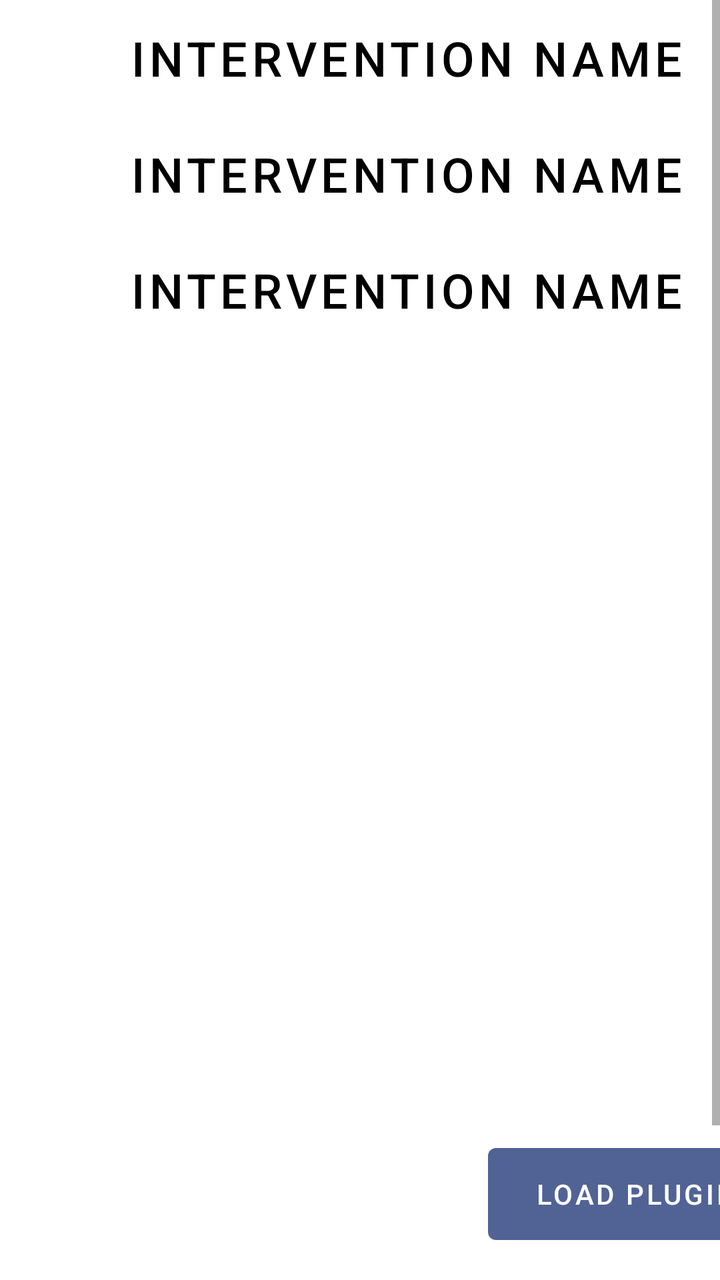
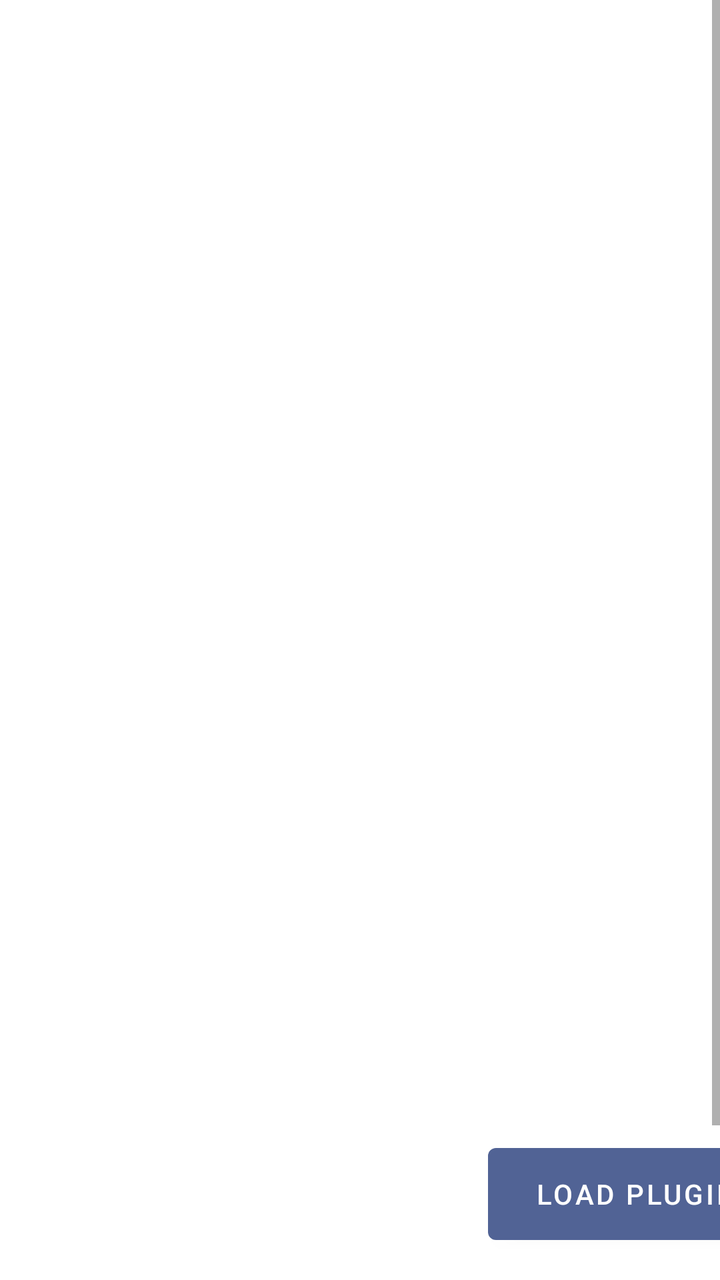

Compare the two renders of this Android layout. The source of the first and the diff that turns it into the second are given below.
<!-- AndroidManifest.xml: application theme Theme.SELab23B02 -->
<!-- res/layout/fragment_interventions.xml -->
<?xml version="1.0" encoding="utf-8"?>
<LinearLayout xmlns:android="http://schemas.android.com/apk/res/android"
    xmlns:app="http://schemas.android.com/apk/res-auto"
    xmlns:tools="http://schemas.android.com/tools"
    android:layout_width="match_parent"
    android:layout_height="match_parent">

    <ScrollView
        android:layout_width="match_parent"
        android:layout_height="match_parent">

        <LinearLayout
            android:layout_width="match_parent"
            android:layout_height="wrap_content"
            android:orientation="vertical" >

            <androidx.constraintlayout.widget.ConstraintLayout
                android:id="@+id/singleInterventionConstraintLayout"
                android:layout_width="match_parent"
                android:layout_height="728dp">

                <Button
                    android:id="@+id/buttonIntervention1"
                    android:layout_width="407dp"
                    android:layout_height="58dp"
                    android:background="@android:color/transparent"
                    android:onClick="openSingleInterventionFragment"
                    android:outlineAmbientShadowColor="#000000"
                    android:outlineProvider="none"
                    android:text="Intervention Name"
                    android:textAlignment="center"
                    android:textColor="#000000"
                    android:textSize="24sp"
                    app:layout_constraintStart_toStartOf="parent"
                    app:layout_constraintTop_toTopOf="parent" />

                <Button
                    android:id="@+id/buttonIntervention2"
                    android:layout_width="407dp"
                    android:layout_height="58dp"
                    android:layout_marginTop="58dp"
                    android:background="@android:color/transparent"
                    android:onClick="openSingleInterventionFragment"
                    android:outlineAmbientShadowColor="#000000"
                    android:outlineProvider="none"
                    android:text="Intervention Name"
                    android:textAlignment="center"
                    android:textColor="#000000"
                    android:textSize="24sp"
                    app:layout_constraintStart_toStartOf="parent"
                    app:layout_constraintTop_toTopOf="parent" />

                <Button
                    android:id="@+id/buttonIntervention3"
                    android:layout_width="407dp"
                    android:layout_height="58dp"
                    android:layout_marginTop="116dp"
                    android:background="@android:color/transparent"
                    android:onClick="openSingleInterventionFragment"
                    android:outlineAmbientShadowColor="#000000"
                    android:outlineProvider="none"
                    android:text="Intervention Name"
                    android:textAlignment="center"
                    android:textColor="#000000"
                    android:textSize="24sp"
                    app:layout_constraintStart_toStartOf="parent"
                    app:layout_constraintTop_toTopOf="parent" />

                <Button
                    android:id="@+id/buttonAddNewIntervention"
                    android:layout_width="148dp"
                    android:layout_height="58dp"
                    android:layout_marginStart="244dp"
                    android:layout_marginTop="568dp"
                    android:text="Load Plugin"
                    app:layout_constraintStart_toStartOf="parent"
                    app:layout_constraintTop_toTopOf="parent" />

            </androidx.constraintlayout.widget.ConstraintLayout>
        </LinearLayout>
    </ScrollView>

</LinearLayout>
<!-- resources referenced by this layout -->
<resources>
  <style name="Theme.SELab23B02" parent="Theme.MaterialComponents.DayNight.DarkActionBar">
          
          <item name="colorPrimary">@color/accent_color</item>
          <item name="colorPrimaryVariant">@color/accent_color</item>
          <item name="colorOnPrimary">@color/white</item>
          
          <item name="colorSecondary">@color/teal_200</item>
          <item name="colorSecondaryVariant">@color/teal_700</item>
          <item name="colorOnSecondary">@color/black</item>
          
          <item name="android:statusBarColor">?attr/colorPrimaryVariant</item>
          
      </style>
  <color name="accent_color">#516395</color>
  <color name="white">#FFFFFFFF</color>
  <color name="teal_200">#FF03DAC5</color>
  <color name="teal_700">#FF018786</color>
  <color name="black">#FF000000</color>
</resources>

<!-- the commit's change to res/layout/fragment_interventions.xml (unified diff, before → after) -->
@@ -20,53 +20,6 @@
                 android:layout_height="728dp">
 
                 <Button
-                    android:id="@+id/buttonIntervention1"
-                    android:layout_width="407dp"
-                    android:layout_height="58dp"
-                    android:background="@android:color/transparent"
-                    android:onClick="openSingleInterventionFragment"
-                    android:outlineAmbientShadowColor="#000000"
-                    android:outlineProvider="none"
-                    android:text="Intervention Name"
-                    android:textAlignment="center"
-                    android:textColor="#000000"
-                    android:textSize="24sp"
-                    app:layout_constraintStart_toStartOf="parent"
-                    app:layout_constraintTop_toTopOf="parent" />
-
-                <Button
-                    android:id="@+id/buttonIntervention2"
-                    android:layout_width="407dp"
-                    android:layout_height="58dp"
-                    android:layout_marginTop="58dp"
-                    android:background="@android:color/transparent"
-                    android:onClick="openSingleInterventionFragment"
-                    android:outlineAmbientShadowColor="#000000"
-                    android:outlineProvider="none"
-                    android:text="Intervention Name"
-                    android:textAlignment="center"
-                    android:textColor="#000000"
-                    android:textSize="24sp"
-                    app:layout_constraintStart_toStartOf="parent"
-                    app:layout_constraintTop_toTopOf="parent" />
-
-                <Button
-                    android:id="@+id/buttonIntervention3"
-                    android:layout_width="407dp"
-                    android:layout_height="58dp"
-                    android:layout_marginTop="116dp"
-                    android:background="@android:color/transparent"
-                    android:onClick="openSingleInterventionFragment"
-                    android:outlineAmbientShadowColor="#000000"
-                    android:outlineProvider="none"
-                    android:text="Intervention Name"
-                    android:textAlignment="center"
-                    android:textColor="#000000"
-                    android:textSize="24sp"
-                    app:layout_constraintStart_toStartOf="parent"
-                    app:layout_constraintTop_toTopOf="parent" />
-
-                <Button
                     android:id="@+id/buttonAddNewIntervention"
                     android:layout_width="148dp"
                     android:layout_height="58dp"
